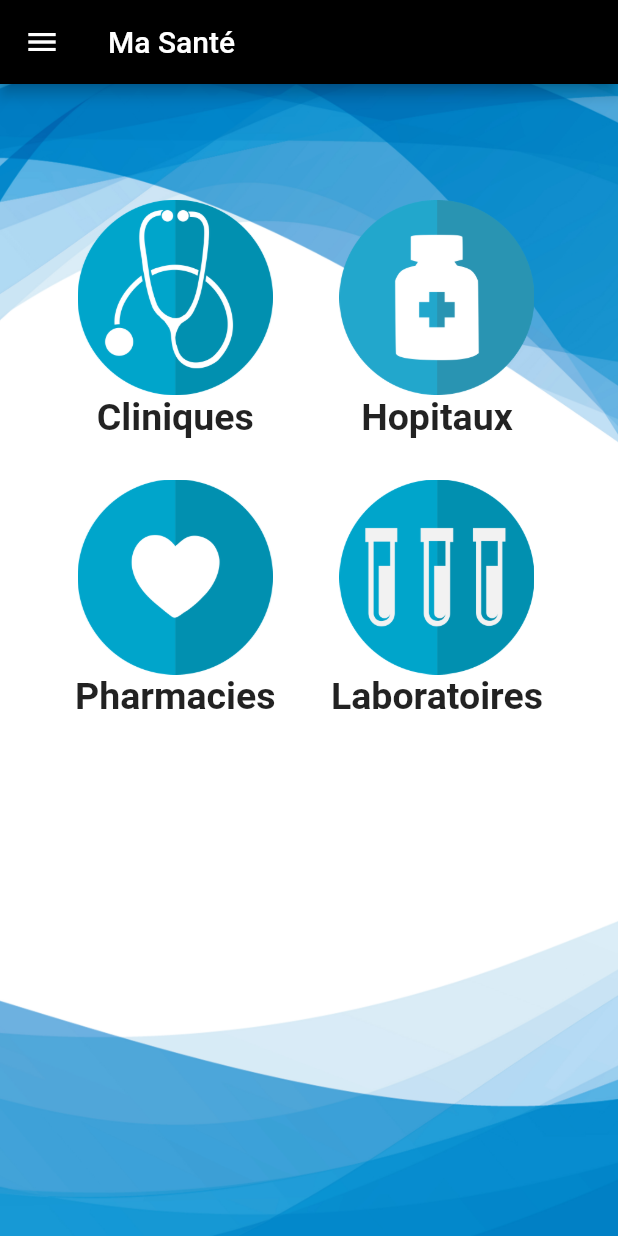
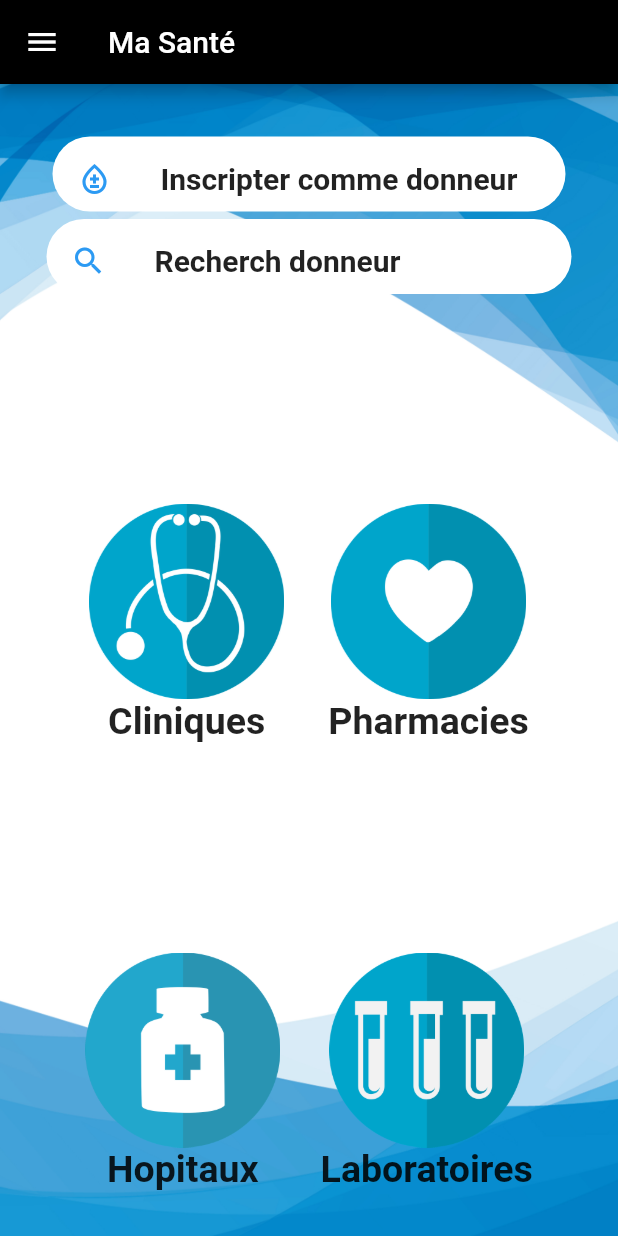
Before and after one commit to Mohamdi-Ebloul/demna, a Flutter app: the screen it shows after launch, on a phone screen of 412 x 824 dp. Run offline on Flutter 3.47's test engine with Material 2 defaults, Android fonts, the phone set to English and light mode, and no system bars; missing offline and left inert: mongo_dart.

Commit message:
version4

```diff
--- a/lib/HomePage.dart
+++ b/lib/HomePage.dart
@@ -6,6 +6,7 @@ import 'package:demna/laboliste.dart';
 import 'package:demna/pharmacyliste.dart';
 import 'package:demna/Profile.dart';
 import 'package:demna/Recherche.dart';
+import 'package:demna/nouveaudonneur.dart';
 
 class HomePage extends StatelessWidget {
   @override
@@ -16,18 +17,35 @@ class HomePage extends StatelessWidget {
           backgroundColor: Colors.black,
         ),
         drawer: Drawer(
+          child: Container(
+            decoration: new BoxDecoration(
+              image: new DecorationImage(
+                image: new AssetImage("Images/background.jpg"),
+                fit: BoxFit.cover,
+              ),
+            ),
             child: ListView(
               children: <Widget>[
                 DrawerHeader(
                   child: Container(
-                  child: Image.asset("Images/sang.png"),
+                    child: Icon(
+                      Icons.bloodtype,
+                      color: Color.fromARGB(255, 6, 105, 185),
+                      size: 150,
+                    ),
                   ),
                 ),
                 ListTile(
                   leading: Icon(
                     Icons.home,
+                    color: Color.fromARGB(255, 44, 154, 243),
                   ),
-                title: Text(' Acceil'),
+                  title: Text(
+                    ' Acceil',
+                    style: TextStyle(
+                      color: Color.fromARGB(255, 44, 154, 243),
+                    ),
+                  ),
                   onTap: () {
                     Navigator.push(
                       context,
@@ -40,8 +58,12 @@ class HomePage extends StatelessWidget {
                 ListTile(
                   leading: Icon(
                     Icons.local_hospital,
+                    color: Color.fromARGB(255, 44, 154, 243),
                   ),
-                title: Text('Hospitals'),
+                  title: Text('Hospitals',
+                      style: TextStyle(
+                        color: Color.fromARGB(255, 44, 154, 243),
+                      )),
                   onTap: () {
                     Navigator.push(
                       context,
@@ -53,9 +75,13 @@ class HomePage extends StatelessWidget {
                 ),
                 ListTile(
                   leading: Icon(
-                  Icons.local_hospital,
+                    Icons.medical_services,
+                    color: Color.fromARGB(255, 44, 154, 243),
                   ),
-                title: Text('Clinics'),
+                  title: Text('Clinics',
+                      style: TextStyle(
+                        color: Color.fromARGB(255, 44, 154, 243),
+                      )),
                   onTap: () {
                     Navigator.push(
                       context,
@@ -67,9 +93,13 @@ class HomePage extends StatelessWidget {
                 ),
                 ListTile(
                   leading: Icon(
-                  Icons.medication,
+                    Icons.favorite,
+                    color: Color.fromARGB(255, 44, 154, 243),
                   ),
-                title: Text('Pharmacies'),
+                  title: Text('Pharmacies',
+                      style: TextStyle(
+                        color: Color.fromARGB(255, 44, 154, 243),
+                      )),
                   onTap: () {
                     Navigator.push(
                       context,
@@ -81,23 +111,31 @@ class HomePage extends StatelessWidget {
                 ),
                 ListTile(
                   leading: Icon(
-                  Icons.local_pharmacy,
+                    Icons.science,
+                    color: Color.fromARGB(255, 44, 154, 243),
                   ),
-                title: Text('Laboratories'),
+                  title: Text('Laboratories',
+                      style: TextStyle(
+                        color: Color.fromARGB(255, 44, 154, 243),
+                      )),
                   onTap: () {
                     Navigator.push(
                       context,
                       MaterialPageRoute(
-                      builder: (context) => SearchPage(),
+                        builder: (context) => LaboListPage(),
                       ),
                     );
                   },
                 ),
                 ListTile(
                   leading: Icon(
-                  Icons.local_hospital,
+                    Icons.info,
+                    color: Color.fromARGB(255, 44, 154, 243),
                   ),
-                title: Text('Mes informations'),
+                  title: Text('Mes informations',
+                      style: TextStyle(
+                        color: Color.fromARGB(255, 44, 154, 243),
+                      )),
                   onTap: () {
                     Navigator.push(
                       context,
@@ -110,8 +148,12 @@ class HomePage extends StatelessWidget {
                 ListTile(
                   leading: Icon(
                     Icons.email,
+                    color: Color.fromARGB(255, 44, 154, 243),
                   ),
-                title: Text('Contact Us'),
+                  title: Text('Contact Us',
+                      style: TextStyle(
+                        color: Color.fromARGB(255, 44, 154, 243),
+                      )),
                   onTap: () {
                     Navigator.push(
                       context,
@@ -122,6 +164,7 @@ class HomePage extends StatelessWidget {
                   },
                 ),
               ],
+            ),
           ),
         ),
         body: new Stack(
@@ -135,16 +178,82 @@ class HomePage extends StatelessWidget {
               ),
             ),
             new Container(
-              width: 500,
-              height: 400,
-              margin: EdgeInsets.all(50),
+              margin: EdgeInsets.all(30),
               decoration: BoxDecoration(
                 borderRadius: BorderRadius.circular(10),
               ),
-              child: Row(
+              child: Column(
                 mainAxisAlignment: MainAxisAlignment.center,
                 children: [
                   Column(
+                    mainAxisAlignment: MainAxisAlignment.end,
+                    children: [
+                      Column(children: <Widget>[
+                        InkWell(
+                          onTap: () {
+                            Navigator.push(
+                                context,
+                                MaterialPageRoute(
+                                    builder: (context) => AddUserPage()));
+                          },
+                          child: Container(
+                            margin: EdgeInsets.all(5),
+                            width: 350,
+                            height: 50,
+                            decoration: BoxDecoration(
+                              color: Colors.white,
+                              borderRadius: BorderRadius.circular(50.0),
+                            ),
+                            child: Center(
+                                child: ListTile(
+                              title: Text(
+                                "Inscripter comme donneur",
+                                style: TextStyle(
+                                    fontWeight: FontWeight.bold, fontSize: 20),
+                              ),
+                              leading: Icon(
+                                Icons.bloodtype_outlined,
+                                color: Color.fromARGB(255, 44, 154, 243),
+                              ),
+                            )),
+                          ),
+                        ),
+                      ]),
+                      Column(children: <Widget>[
+                        InkWell(
+                            onTap: () {
+                              Navigator.push(
+                                  context,
+                                  MaterialPageRoute(
+                                      builder: (context) => SearchPage()));
+                            },
+                            child: Container(
+                              width: 350,
+                              height: 50,
+                              decoration: BoxDecoration(
+                                color: Colors.white,
+                                borderRadius: BorderRadius.circular(50.0),
+                              ),
+                              child: Center(
+                                child: ListTile(
+                                  title: Text(
+                                    "Recherch donneur",
+                                    style: TextStyle(
+                                        fontWeight: FontWeight.bold,
+                                        fontSize: 20),
+                                  ),
+                                  leading: Icon(
+                                    Icons.search,
+                                    color: Color.fromARGB(255, 44, 154, 243),
+                                  ),
+                                ),
+                              ),
+                            )),
+                      ]),
+                    ],
+                  ),
+                  Spacer(),
+                  Row(
                     mainAxisAlignment: MainAxisAlignment.spaceEvenly,
                     children: [
                       Column(children: <Widget>[
@@ -192,7 +301,7 @@ class HomePage extends StatelessWidget {
                     ],
                   ),
                   Spacer(),
-                  Column(
+                  Row(
                     mainAxisAlignment: MainAxisAlignment.spaceEvenly,
                     children: [
                       Column(children: <Widget>[
```
Also changed, not shown: lib/nouveaudonneur.dart (added, +197 -0 lines), Images/s.jpg (added), Images/sang.jpg (added), Images/sang.png (deleted), pubspec.lock. Lines whose indentation alone changed are shown as unchanged.
